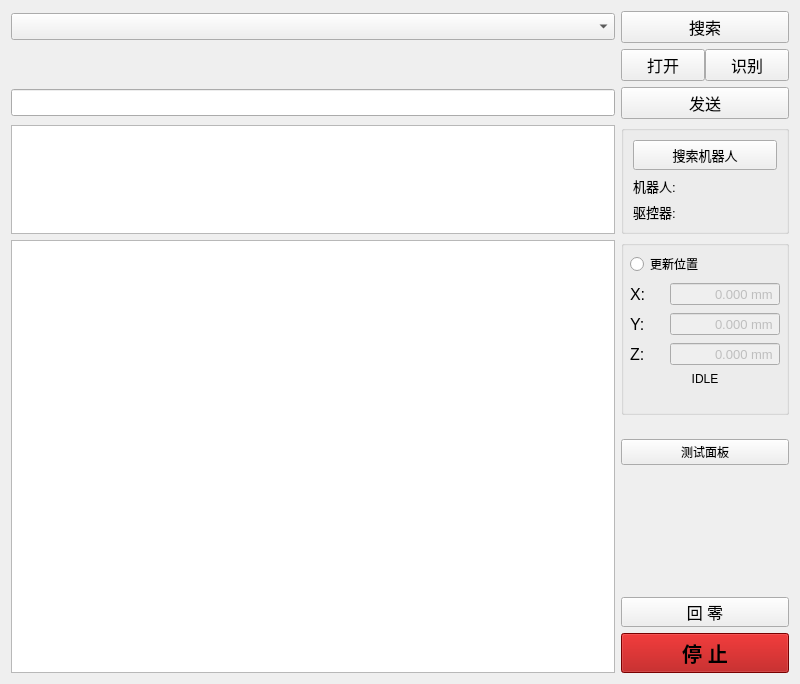
ww4u/mct-t4, file source/device/MegaRoboMRHT_SDK/example/QtGUI/widget/mainwidget.ui: the form before one commit.
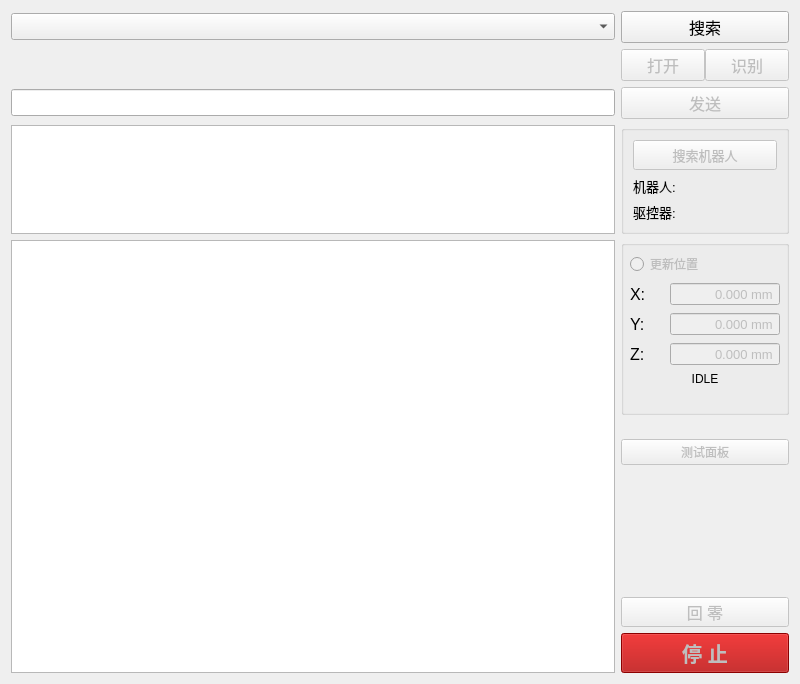
The form after the commit.

```diff
--- a/source/device/MegaRoboMRHT_SDK/example/QtGUI/widget/mainwidget.ui
+++ b/source/device/MegaRoboMRHT_SDK/example/QtGUI/widget/mainwidget.ui
@@ -166,6 +166,9 @@
       </item>
       <item row="0" column="0" colspan="3">
        <widget class="QPushButton" name="pushButton_searchRobot">
+        <property name="enabled">
+         <bool>false</bool>
+        </property>
         <property name="sizePolicy">
          <sizepolicy hsizetype="Preferred" vsizetype="Fixed">
           <horstretch>0</horstretch>
@@ -250,6 +253,9 @@
       </item>
       <item row="0" column="0" colspan="2">
        <widget class="QRadioButton" name="radioButton_updatePos">
+        <property name="enabled">
+         <bool>false</bool>
+        </property>
         <property name="statusTip">
          <string>开始或停止更新机器人信息</string>
         </property>
@@ -431,6 +437,9 @@
    </item>
    <item row="39" column="8">
     <widget class="QPushButton" name="pushButton_stop">
+     <property name="enabled">
+      <bool>false</bool>
+     </property>
      <property name="minimumSize">
       <size>
        <width>0</width>
@@ -467,6 +476,9 @@
    </item>
    <item row="9" column="8">
     <widget class="QPushButton" name="pushButton_Send">
+     <property name="enabled">
+      <bool>false</bool>
+     </property>
      <property name="sizePolicy">
       <sizepolicy hsizetype="Preferred" vsizetype="Fixed">
        <horstretch>0</horstretch>
@@ -497,6 +509,9 @@
    </item>
    <item row="38" column="8">
     <widget class="QPushButton" name="pushButton_goHome">
+     <property name="enabled">
+      <bool>false</bool>
+     </property>
      <property name="minimumSize">
       <size>
        <width>0</width>
@@ -557,6 +572,9 @@
    </item>
    <item row="16" column="8">
     <widget class="QPushButton" name="pushButtonTest">
+     <property name="enabled">
+      <bool>false</bool>
+     </property>
      <property name="statusTip">
       <string>打开测试面板</string>
      </property>
@@ -609,6 +627,9 @@
      </property>
      <item>
       <widget class="QPushButton" name="pushButtonOpenMRHT">
+       <property name="enabled">
+        <bool>false</bool>
+       </property>
        <property name="sizePolicy">
         <sizepolicy hsizetype="Preferred" vsizetype="Fixed">
          <horstretch>0</horstretch>
@@ -636,6 +657,9 @@
      </item>
      <item>
       <widget class="QPushButton" name="pushButton_Identify">
+       <property name="enabled">
+        <bool>false</bool>
+       </property>
        <property name="sizePolicy">
         <sizepolicy hsizetype="Preferred" vsizetype="Fixed">
          <horstretch>0</horstretch>
```
Left out of the diff: 20 changed lines with no effect on the pictures.
